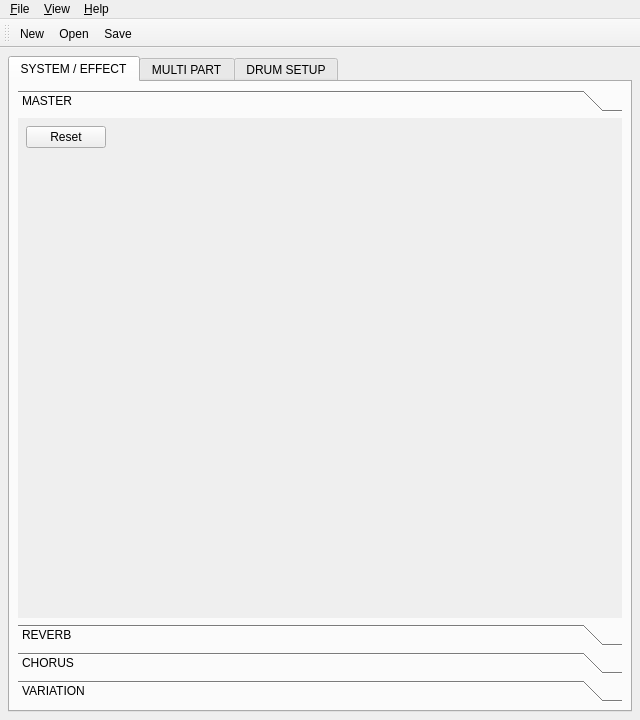
Qt form src/qxgeditMainForm.ui (rncbc/qxgedit) before a commit.
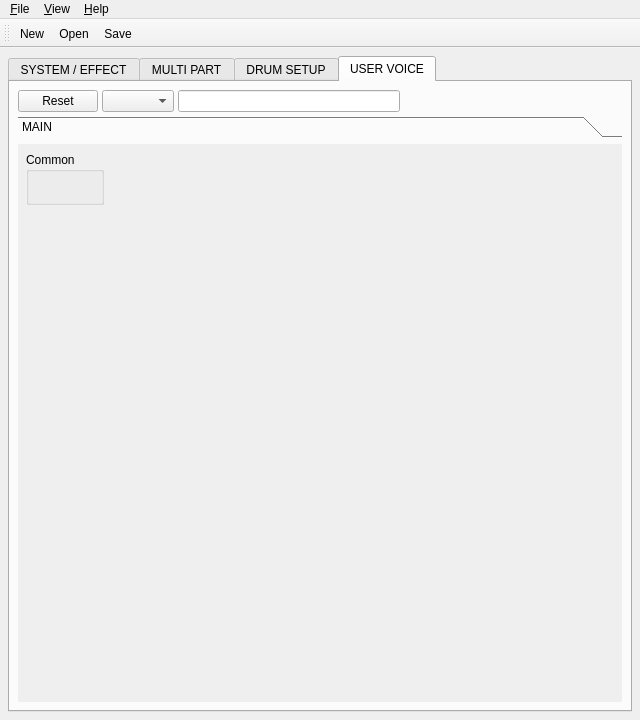
The same form after that commit. The open tabs and pages were chosen to show the change. Icons and pictures are not drawn. Custom widgets are drawn as their Qt base class.

Commit message: - User Voice (QS300) page starting to build.

What changed in the file:
```diff
--- a/src/qxgeditMainForm.ui
+++ b/src/qxgeditMainForm.ui
@@ -1320,6 +1320,98 @@
         </item>
        </layout>
       </widget>
+      <widget class="QWidget" name="UservoiceTab" >
+       <attribute name="title" >
+        <string>USER VOICE</string>
+       </attribute>
+       <layout class="QVBoxLayout" >
+        <item>
+         <layout class="QHBoxLayout" >
+          <item>
+           <widget class="QPushButton" name="UservoiceResetButton" >
+            <property name="text" >
+             <string>Reset</string>
+            </property>
+           </widget>
+          </item>
+          <item>
+           <widget class="QComboBox" name="UservoiceCombo" />
+          </item>
+          <item>
+           <widget class="QLineEdit" name="UservoiceNameEdit" />
+          </item>
+          <item>
+           <spacer>
+            <property name="orientation" >
+             <enum>Qt::Horizontal</enum>
+            </property>
+            <property name="sizeHint" >
+             <size>
+              <width>20</width>
+              <height>20</height>
+             </size>
+            </property>
+           </spacer>
+          </item>
+         </layout>
+        </item>
+        <item>
+         <widget class="QToolBox" name="UservoiceToolBox" >
+          <property name="currentIndex" >
+           <number>0</number>
+          </property>
+          <widget class="QWidget" name="UservoiceMainPage" >
+           <attribute name="label" >
+            <string>MAIN</string>
+           </attribute>
+           <layout class="QGridLayout" >
+            <item row="0" column="0" >
+             <widget class="QGroupBox" name="UservoiceCommonBox" >
+              <property name="title" >
+               <string>Common</string>
+              </property>
+              <layout class="QGridLayout" >
+               <item row="0" column="0" >
+                <widget class="qxgeditDial" name="UservoiceLevelDial" />
+               </item>
+               <item row="0" column="1" >
+                <widget class="qxgeditDial" name="UservoiceElementDial" />
+               </item>
+              </layout>
+             </widget>
+            </item>
+            <item row="0" column="2" >
+             <spacer>
+              <property name="orientation" >
+               <enum>Qt::Horizontal</enum>
+              </property>
+              <property name="sizeHint" >
+               <size>
+                <width>20</width>
+                <height>20</height>
+               </size>
+              </property>
+             </spacer>
+            </item>
+            <item row="1" column="0" colspan="2" >
+             <spacer>
+              <property name="orientation" >
+               <enum>Qt::Vertical</enum>
+              </property>
+              <property name="sizeHint" >
+               <size>
+                <width>20</width>
+                <height>20</height>
+               </size>
+              </property>
+             </spacer>
+            </item>
+           </layout>
+          </widget>
+         </widget>
+        </item>
+       </layout>
+      </widget>
      </widget>
     </item>
    </layout>
```
The commit also changes 6 other files.
